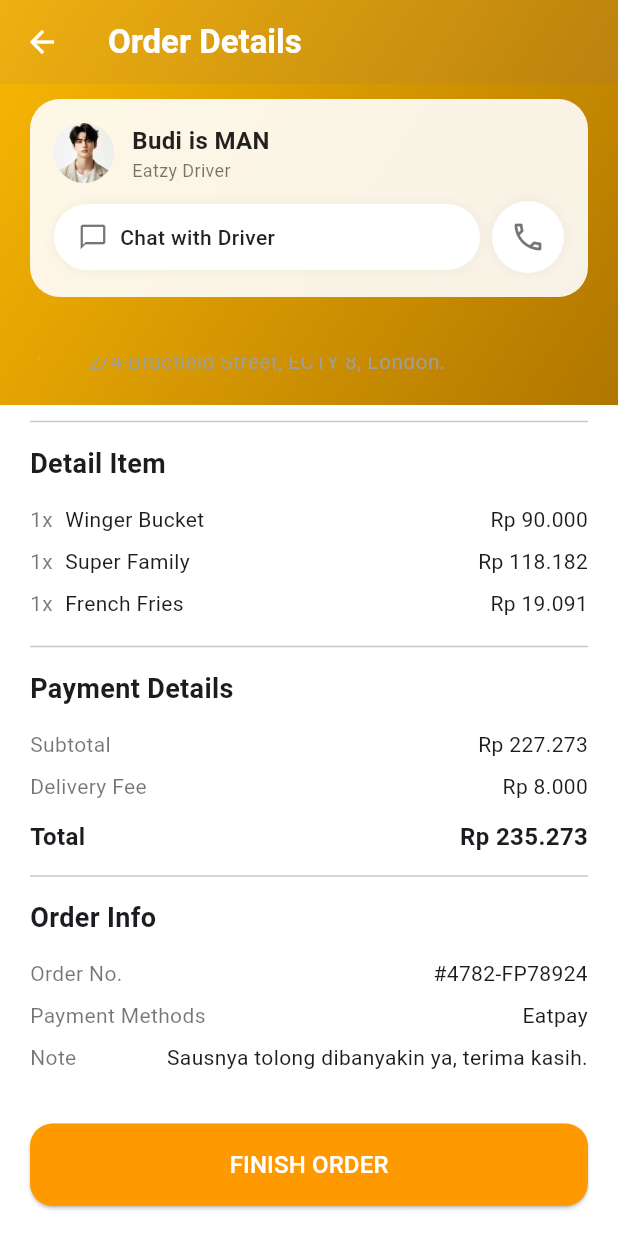
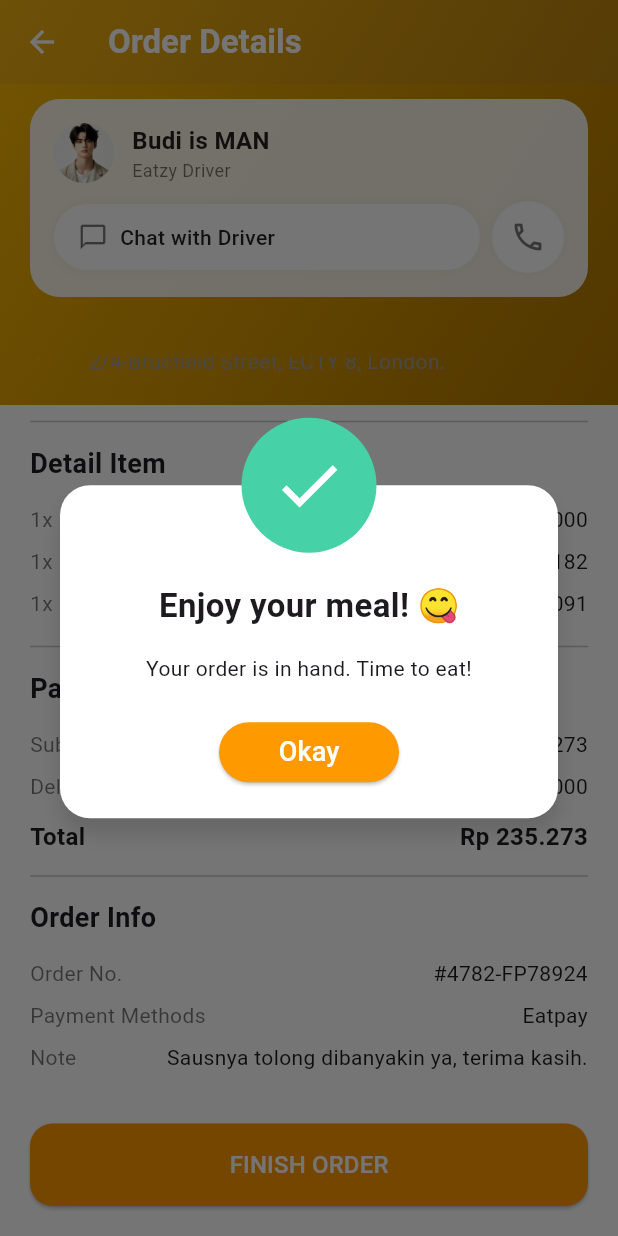
Before and after one commit to ChrisGit889/eatzy_food_delivery, a Flutter app: the OrderDetailsScreen screen opened directly, scrolled down 439 dp, after a tap on "FINISH ORDER", on a phone screen of 412 x 824 dp. Run offline on Flutter 3.47's test engine with Material 3 defaults, Android fonts, the phone set to English and light mode, and no system bars; our stand-ins replace carousel_slider, cloud_firestore, firebase_auth, firebase_core, google_fonts, google_maps_flutter and 2 more; missing offline and left inert: custom_map_markers; accounts and stored records are empty.

Commit message:
Penambahan fitur oder

```diff
--- a/lib/screens/order/order_details_screen.dart
+++ b/lib/screens/order/order_details_screen.dart
@@ -460,7 +460,14 @@ class _OrderDetailsScreenState extends State<OrderDetailsScreen> {
   Widget buildCancelButton() => SizedBox(
     width: double.infinity,
     child: ElevatedButton(
-      onPressed: () {},
+      onPressed: () {
+        showDialog(
+          context: context,
+          builder: (BuildContext context) {
+            return const SuccessDialog();
+          },
+        );
+      },
       style: ElevatedButton.styleFrom(
         backgroundColor: const Color.fromARGB(255, 255, 153, 0),
         padding: const EdgeInsets.symmetric(vertical: 16),
@@ -473,3 +480,96 @@ class _OrderDetailsScreenState extends State<OrderDetailsScreen> {
     ),
   );
 }
+
+class SuccessDialog extends StatelessWidget {
+  const SuccessDialog({super.key});
+
+  @override
+  Widget build(BuildContext context) {
+    return Dialog(
+      shape: RoundedRectangleBorder(borderRadius: BorderRadius.circular(20.0)),
+      elevation: 0,
+      backgroundColor: Colors.transparent,
+      child: contentBox(context),
+    );
+  }
+
+  void _navigateBack(BuildContext context) {
+    Navigator.of(context).pop();
+    Navigator.of(context).pop();
+  }
+
+  Widget contentBox(BuildContext context) {
+    return Stack(
+      children: <Widget>[
+        Container(
+          padding: const EdgeInsets.only(
+            left: 20,
+            top: 65,
+            right: 20,
+            bottom: 20,
+          ),
+          margin: const EdgeInsets.only(top: 45),
+          decoration: BoxDecoration(
+            shape: BoxShape.rectangle,
+            color: Colors.white,
+            borderRadius: BorderRadius.circular(20),
+            boxShadow: const [
+              BoxShadow(
+                color: Colors.black12,
+                offset: Offset(0, 10),
+                blurRadius: 10,
+              ),
+            ],
+          ),
+          child: Column(
+            mainAxisSize: MainAxisSize.min,
+            children: <Widget>[
+              const Text(
+                "Enjoy your meal! 😋",
+                style: TextStyle(fontSize: 22, fontWeight: FontWeight.w600),
+              ),
+              const SizedBox(height: 15),
+              const Text(
+                "Your order is in hand. Time to eat!",
+                style: TextStyle(fontSize: 14),
+                textAlign: TextAlign.center,
+              ),
+              const SizedBox(height: 22),
+              Align(
+                alignment: Alignment.center,
+                child: SizedBox(
+                  width: 120,
+                  child: ElevatedButton(
+                    onPressed: () {
+                      _navigateBack(context);
+                    },
+                    style: ElevatedButton.styleFrom(
+                      backgroundColor: const Color.fromARGB(255, 255, 153, 0),
+                      shape: RoundedRectangleBorder(
+                        borderRadius: BorderRadius.circular(50),
+                      ),
+                    ),
+                    child: const Text(
+                      "Okay",
+                      style: TextStyle(fontSize: 18, color: Colors.white),
+                    ),
+                  ),
+                ),
+              ),
+            ],
+          ),
+        ),
+        const Positioned(
+          left: 20,
+          right: 20,
+          child: CircleAvatar(
+            backgroundColor: Color(0xFF46D1A7),
+            radius: 45,
+            child: Icon(Icons.check, color: Colors.white, size: 50),
+          ),
+        ),
+      ],
+    );
+  }
+}
```
Also changed, not shown: lib/screens/order/order_screen.dart (+51 -29 lines).
